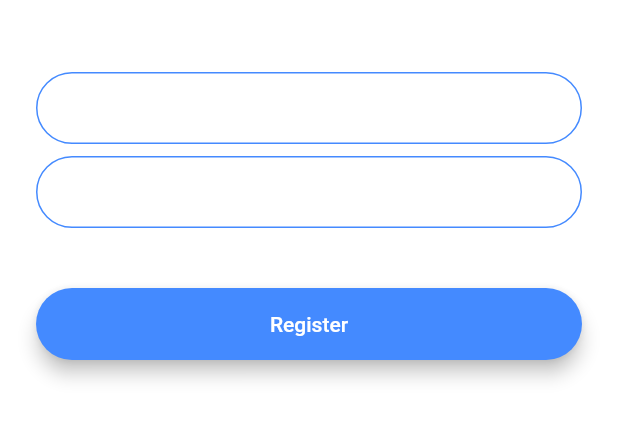
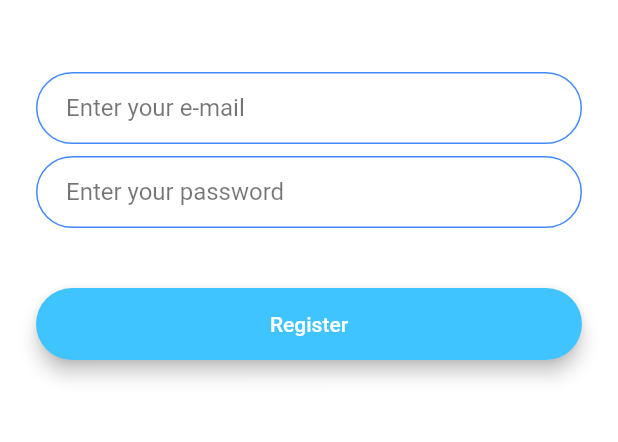
Before and after one commit to jameswsousa/flash_chat, a Flutter app: the screen it shows after launch, after a tap on "Register", on a phone screen of 412 x 824 dp, the part 576-1018 px from its top. Run offline on Flutter 3.47's test engine with Material 2 defaults, Android fonts, the phone set to English and light mode, and no system bars; our stand-ins replace animated_text_kit.

Commit message:
refactors code

```diff
--- a/lib/constants.dart
+++ b/lib/constants.dart
@@ -17,3 +17,19 @@ const kMessageContainerDecoration = BoxDecoration(
     top: BorderSide(color: Colors.lightBlueAccent, width: 2.0),
   ),
 );
+const kTextFieldDecoration = InputDecoration(
+  hintText: '',
+  hintStyle: TextStyle(color: Colors.black54),
+  contentPadding: EdgeInsets.symmetric(vertical: 10.0, horizontal: 20.0),
+  border: OutlineInputBorder(
+    borderRadius: BorderRadius.all(Radius.circular(32.0)),
+  ),
+  enabledBorder: OutlineInputBorder(
+    borderSide: BorderSide(color: Colors.blueAccent, width: 1.0),
+    borderRadius: BorderRadius.all(Radius.circular(32.0)),
+  ),
+  focusedBorder: OutlineInputBorder(
+    borderSide: BorderSide(color: Colors.blueAccent, width: 2.0),
+    borderRadius: BorderRadius.all(Radius.circular(32.0)),
+  ),
+);
--- a/lib/main.dart
+++ b/lib/main.dart
@@ -12,7 +12,7 @@ class FlashChat extends StatelessWidget {
     return MaterialApp(
       theme: ThemeData.dark().copyWith(
         textTheme: TextTheme(
-          body1: TextStyle(color: Colors.black54),
+          bodyText1: TextStyle(color: Colors.black54),
         ),
       ),
       initialRoute: WelcomeScreen.id,
--- a/lib/screens/registration_screen.dart
+++ b/lib/screens/registration_screen.dart
@@ -1,3 +1,6 @@
+import 'package:flash_chat/constants.dart';
+import 'package:flash_chat/screens/chat_screen.dart';
+import 'package:flash_chat/widgets/custombutton.dart';
 import 'package:flutter/material.dart';
 
 class RegistrationScreen extends StatefulWidget {
@@ -28,75 +31,51 @@ class _RegistrationScreenState extends State<RegistrationScreen> {
               height: 48.0,
             ),
             TextField(
-              onChanged: (value) {
-                //Do something with the user input.
-              },
-              decoration: InputDecoration(
-                hintText: 'Enter your email',
-                contentPadding:
-                    EdgeInsets.symmetric(vertical: 10.0, horizontal: 20.0),
-                border: OutlineInputBorder(
-                  borderRadius: BorderRadius.all(Radius.circular(32.0)),
-                ),
-                enabledBorder: OutlineInputBorder(
-                  borderSide: BorderSide(color: Colors.blueAccent, width: 1.0),
-                  borderRadius: BorderRadius.all(Radius.circular(32.0)),
-                ),
-                focusedBorder: OutlineInputBorder(
-                  borderSide: BorderSide(color: Colors.blueAccent, width: 2.0),
-                  borderRadius: BorderRadius.all(Radius.circular(32.0)),
-                ),
-              ),
-            ),
+                onChanged: (value) {
+                  //Do something with the user input.
+                },
+                decoration: kTextFieldDecoration.copyWith(
+                    hintText: 'Enter your e-mail')),
             SizedBox(
               height: 8.0,
             ),
             TextField(
-              onChanged: (value) {
-                //Do something with the user input.
-              },
-              decoration: InputDecoration(
-                hintText: 'Enter your password',
-                contentPadding:
-                    EdgeInsets.symmetric(vertical: 10.0, horizontal: 20.0),
-                border: OutlineInputBorder(
-                  borderRadius: BorderRadius.all(Radius.circular(32.0)),
-                ),
-                enabledBorder: OutlineInputBorder(
-                  borderSide: BorderSide(color: Colors.blueAccent, width: 1.0),
-                  borderRadius: BorderRadius.all(Radius.circular(32.0)),
-                ),
-                focusedBorder: OutlineInputBorder(
-                  borderSide: BorderSide(color: Colors.blueAccent, width: 2.0),
-                  borderRadius: BorderRadius.all(Radius.circular(32.0)),
-                ),
-              ),
-            ),
+                onChanged: (value) {
+                  //Do something with the user input.
+                },
+                decoration: kTextFieldDecoration.copyWith(
+                    hintText: 'Enter your password')),
             SizedBox(
               height: 24.0,
             ),
-            Padding(
-              padding: EdgeInsets.symmetric(vertical: 16.0),
-              child: Material(
-                color: Colors.blueAccent,
-                borderRadius: BorderRadius.all(Radius.circular(30.0)),
-                elevation: 5.0,
-                child: MaterialButton(
-                  onPressed: () {
-                    //Implement registration functionality.
-                  },
-                  minWidth: 200.0,
-                  height: 42.0,
-                  child: Text(
-                    'Register',
-                    style: TextStyle(color: Colors.white),
-                  ),
-                ),
-              ),
+            CustomButton(
+              color: Colors.blueAccent,
+              onPressed: () {
+                Navigator.pushNamed(context, ChatScreen.id);
+              },
+              text: 'Register',
             ),
           ],
         ),
       ),
     );
   }
+
+  InputDecoration buildInputDecoration() {
+    return InputDecoration(
+      hintText: 'Enter your password',
+      contentPadding: EdgeInsets.symmetric(vertical: 10.0, horizontal: 20.0),
+      border: OutlineInputBorder(
+        borderRadius: BorderRadius.all(Radius.circular(32.0)),
+      ),
+      enabledBorder: OutlineInputBorder(
+        borderSide: BorderSide(color: Colors.blueAccent, width: 1.0),
+        borderRadius: BorderRadius.all(Radius.circular(32.0)),
+      ),
+      focusedBorder: OutlineInputBorder(
+        borderSide: BorderSide(color: Colors.blueAccent, width: 2.0),
+        borderRadius: BorderRadius.all(Radius.circular(32.0)),
+      ),
+    );
+  }
 }
--- a/lib/screens/welcome_screen.dart
+++ b/lib/screens/welcome_screen.dart
@@ -1,5 +1,7 @@
+import 'package:animated_text_kit/animated_text_kit.dart';
 import 'package:flash_chat/screens/login_screen.dart';
 import 'package:flash_chat/screens/registration_screen.dart';
+import 'package:flash_chat/widgets/custombutton.dart';
 import 'package:flutter/material.dart';
 
 class WelcomeScreen extends StatefulWidget {
@@ -24,7 +26,6 @@ class _WelcomeScreenState extends State<WelcomeScreen>
     controller.forward();
     controller.addListener(() {
       setState(() {});
-      print(animation.value);
     });
   }
 
@@ -53,53 +54,31 @@ class _WelcomeScreenState extends State<WelcomeScreen>
                     height: 60,
                   ),
                 ),
-                Text(
-                  'Flash Chat',
-                  style: TextStyle(
+                TypewriterAnimatedTextKit(
+                  textStyle: TextStyle(
                       fontSize: 45.0,
                       fontWeight: FontWeight.w900,
-                  ),
+                      color: Colors.black),
+                  text: <String>['Flash Chat'],
                 ),
               ],
             ),
             SizedBox(
               height: 48.0,
             ),
-            Padding(
-              padding: EdgeInsets.symmetric(vertical: 16.0),
-              child: Material(
-                elevation: 5.0,
+            CustomButton(
               color: Colors.lightBlueAccent,
-                borderRadius: BorderRadius.circular(30.0),
-                child: MaterialButton(
               onPressed: () {
                 Navigator.pushNamed(context, LoginScreen.id);
               },
-                  minWidth: 200.0,
-                  height: 42.0,
-                  child: Text(
-                    'Log In',
+              text: 'Log in',
             ),
-                ),
-              ),
-            ),
-            Padding(
-              padding: EdgeInsets.symmetric(vertical: 16.0),
-              child: Material(
+            CustomButton(
               color: Colors.blueAccent,
-                borderRadius: BorderRadius.circular(30.0),
-                elevation: 5.0,
-                child: MaterialButton(
               onPressed: () {
                 Navigator.pushNamed(context, RegistrationScreen.id);
               },
-                  minWidth: 200.0,
-                  height: 42.0,
-                  child: Text(
-                    'Register',
-                  ),
-                ),
-              ),
+              text: 'Register',
             ),
           ],
         ),
--- /dev/null
+++ b/lib/widgets/custombutton.dart
@@ -0,0 +1,26 @@
+import 'package:flutter/material.dart';
+
+class CustomButton extends StatelessWidget {
+  final Color color;
+  final String text;
+  final Function onPressed;
+  const CustomButton({this.color, this.text, @required this.onPressed});
+
+  @override
+  Widget build(BuildContext context) {
+    return Padding(
+      padding: EdgeInsets.symmetric(vertical: 16.0),
+      child: Material(
+        elevation: 5.0,
+        color: Colors.lightBlueAccent,
+        borderRadius: BorderRadius.circular(30.0),
+        child: MaterialButton(
+          onPressed: onPressed,
+          minWidth: 200.0,
+          height: 42.0,
+          child: Text(text),
+        ),
+      ),
+    );
+  }
+}
--- a/pubspec.yaml
+++ b/pubspec.yaml
@@ -11,6 +11,7 @@ dependencies:
     sdk: flutter
 
   cupertino_icons: ^0.1.2
+  animated_text_kit: ^1.3.0
 
 dev_dependencies:
   flutter_test:
```
Also changed, not shown: lib/screens/login_screen.dart (+11 -51 lines), pubspec.lock. Lines whose indentation alone changed are shown as unchanged.
